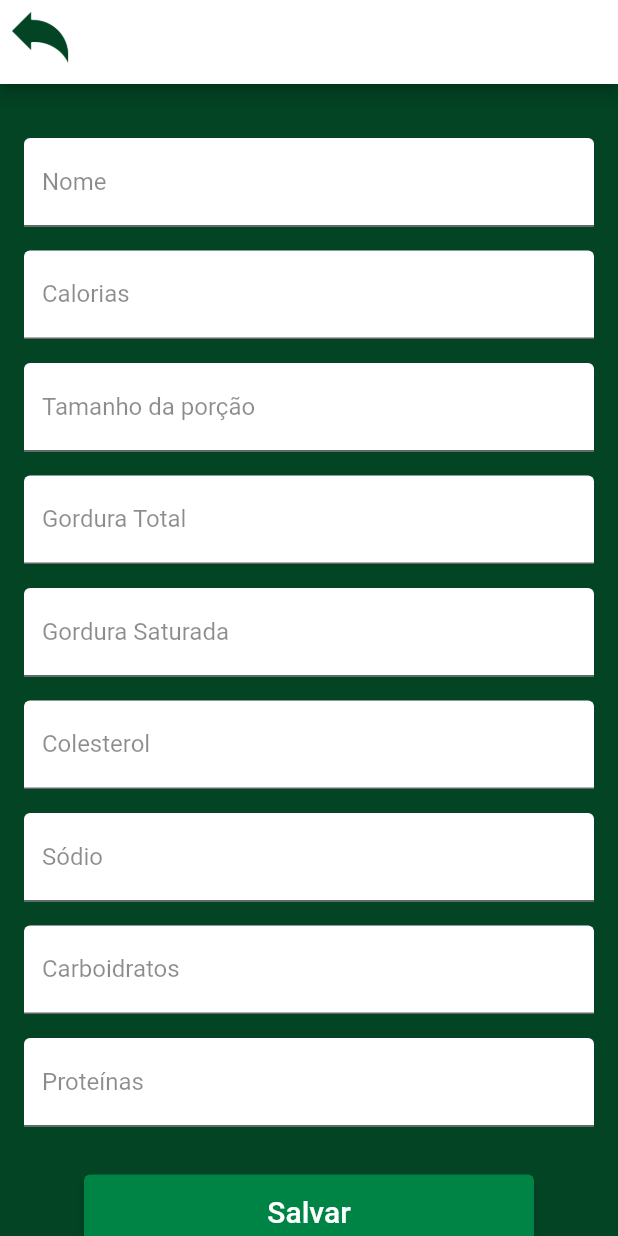
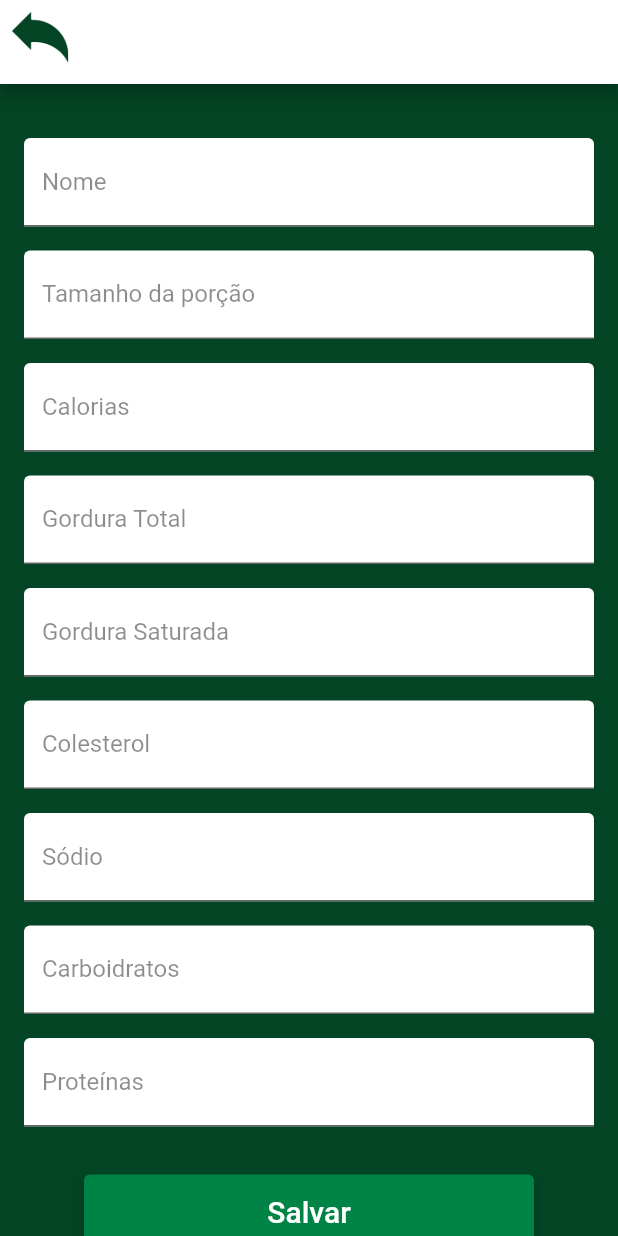
Before and after one commit to joaokrieger/food-tips, a Flutter app: the FoodRegisterScreen screen opened directly, on a phone screen of 412 x 824 dp. Run offline on Flutter 3.47's test engine with Material 2 defaults, Android fonts, the phone set to English and light mode, and no system bars.

Commit message:
view food register

```diff
--- a/lib/src/views/foodRegister.dart
+++ b/lib/src/views/foodRegister.dart
@@ -202,6 +202,23 @@ class _FoodRegisterScreenState extends State<FoodRegisterScreen> {
                     ),
                     SizedBox(height: 16.0),
                     TextField(
+                      controller: _servingSizeController,
+                      keyboardType: TextInputType.number,
+                      decoration: InputDecoration(
+                        labelText: 'Tamanho da porção',
+                        labelStyle: TextStyle(
+                          color: Colors.black45, // Defina a cor desejada aqui
+                        ),
+                        filled: true,
+                        fillColor: Colors.white,
+                        suffixText: 'g', // Texto exibido à direita do TextField
+                        suffixStyle: TextStyle(
+                          color: Colors.black45, // Defina a cor desejada aqui
+                        ),
+                      ),
+                    ),
+                    SizedBox(height: 16.0),
+                    TextField(
                       controller: _caloriesController,
                       keyboardType: TextInputType.number,
                       decoration: InputDecoration(
@@ -211,19 +228,10 @@ class _FoodRegisterScreenState extends State<FoodRegisterScreen> {
                         ),
                         filled: true,
                         fillColor: Colors.white,
-                      ),
-                    ),
-                    SizedBox(height: 16.0),
-                    TextField(
-                      controller: _servingSizeController,
-                      keyboardType: TextInputType.number,
-                      decoration: InputDecoration(
-                        labelText: 'Tamanho da porção',
-                        labelStyle: TextStyle(
+                        suffixText: 'kcal', // Texto exibido à direita do TextField
+                        suffixStyle: TextStyle(
                           color: Colors.black45, // Defina a cor desejada aqui
                         ),
-                        filled: true,
-                        fillColor: Colors.white,
                       ),
                     ),
                     SizedBox(height: 16.0),
@@ -237,6 +245,10 @@ class _FoodRegisterScreenState extends State<FoodRegisterScreen> {
                         ),
                         filled: true,
                         fillColor: Colors.white,
+                        suffixText: 'mg', // Texto exibido à direita do TextField
+                        suffixStyle: TextStyle(
+                          color: Colors.black45, // Defina a cor desejada aqui
+                        ),
                       ),
                     ),
                     SizedBox(height: 16.0),
@@ -250,6 +262,10 @@ class _FoodRegisterScreenState extends State<FoodRegisterScreen> {
                         ),
                         filled: true,
                         fillColor: Colors.white,
+                        suffixText: 'mg', // Texto exibido à direita do TextField
+                        suffixStyle: TextStyle(
+                          color: Colors.black45, // Defina a cor desejada aqui
+                        ),
                       ),
                     ),
                     SizedBox(height: 16.0),
@@ -263,6 +279,10 @@ class _FoodRegisterScreenState extends State<FoodRegisterScreen> {
                         ),
                         filled: true,
                         fillColor: Colors.white,
+                        suffixText: 'mg', // Texto exibido à direita do TextField
+                        suffixStyle: TextStyle(
+                          color: Colors.black45, // Defina a cor desejada aqui
+                        ),
                       ),
                     ),
                     SizedBox(height: 16.0),
@@ -276,6 +296,10 @@ class _FoodRegisterScreenState extends State<FoodRegisterScreen> {
                         ),
                         filled: true,
                         fillColor: Colors.white,
+                        suffixText: 'mg', // Texto exibido à direita do TextField
+                        suffixStyle: TextStyle(
+                          color: Colors.black45, // Defina a cor desejada aqui
+                        ),
                       ),
                     ),
                     SizedBox(height: 16.0),
@@ -289,6 +313,10 @@ class _FoodRegisterScreenState extends State<FoodRegisterScreen> {
                         ),
                         filled: true,
                         fillColor: Colors.white,
+                        suffixText: 'mg', // Texto exibido à direita do TextField
+                        suffixStyle: TextStyle(
+                          color: Colors.black45, // Defina a cor desejada aqui
+                        ),
                       ),
                     ),
                     SizedBox(height: 16.0),
@@ -302,6 +330,10 @@ class _FoodRegisterScreenState extends State<FoodRegisterScreen> {
                         ),
                         filled: true,
                         fillColor: Colors.white,
+                        suffixText: 'mg', // Texto exibido à direita do TextField
+                        suffixStyle: TextStyle(
+                          color: Colors.black45, // Defina a cor desejada aqui
+                        ),
                       ),
                     ),
                     SizedBox(height: 32.0),
```
